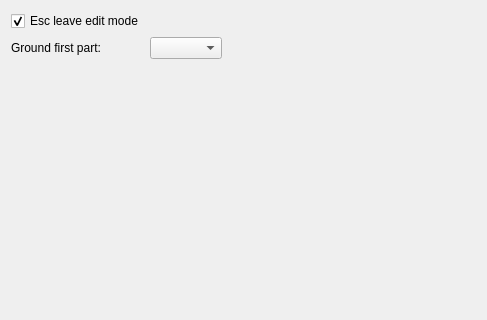
Above: src/Mod/Assembly/Gui/Resources/preferences/Assembly.ui from southseact-3d/fcd before the change; both pictures show x 0 to 487 and y 0 to 320 of the 487 by 691 pixel window. Below: the same form after it.
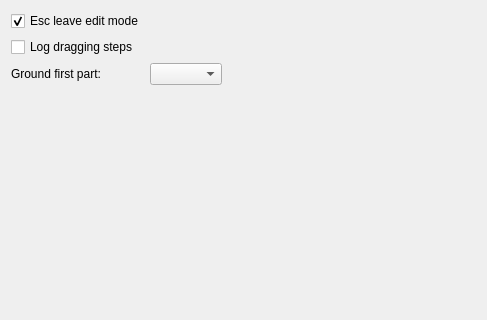
That is the form after the change. Custom widgets are drawn as their Qt base class.

Commit message: Assembly: Add preference to enable debug files of dragging

What changed in the file:
```diff
--- a/src/Mod/Assembly/Gui/Resources/preferences/Assembly.ui
+++ b/src/Mod/Assembly/Gui/Resources/preferences/Assembly.ui
@@ -34,13 +34,33 @@
     </widget>
    </item>
    <item row="1" column="0">
+    <widget class="Gui::PrefCheckBox" name="checkBoxSolverDebug">
+     <property name="toolTip">
+      <string>Log the dragging steps of the solver. Useful if you want to report a bug.
+The files are named "runPreDrag.asmt" and "dragging.log" and are located in the default directory of std::ofstream (on Windows it's the desktop)</string>
+     </property>
+     <property name="text">
+      <string>Log dragging steps</string>
+     </property>
+     <property name="checked">
+      <bool>false</bool>
+     </property>
+     <property name="prefEntry" stdset="0">
+      <cstring>LogSolverDebug</cstring>
+     </property>
+     <property name="prefPath" stdset="0">
+      <cstring>Mod/Assembly</cstring>
+     </property>
+    </widget>
+   </item>
+   <item row="2" column="0">
     <widget class="QLabel" name="groundFirstPartLabel">
      <property name="text">
       <string>Ground first part:</string>
      </property>
     </widget>
    </item>
-   <item row="1" column="1">
+   <item row="2" column="1">
     <widget class="QComboBox" name="groundFirstPart">
      <property name="toolTip">
       <string>When you insert the first part in the assembly, you can choose to ground the part automatically.</string>
@@ -50,7 +70,7 @@
      </property>
     </widget>
    </item>
-   <item row="1" column="2">
+   <item row="2" column="2">
     <spacer name="horSpacer">
      <property name="orientation">
       <enum>Qt::Horizontal</enum>
@@ -63,7 +83,7 @@
      </property>
     </spacer>
    </item>
-   <item row="2" column="0">
+   <item row="3" column="0">
     <spacer name="verticalSpacer">
      <property name="orientation">
       <enum>Qt::Vertical</enum>
```
The commit also changes 2 other files.
